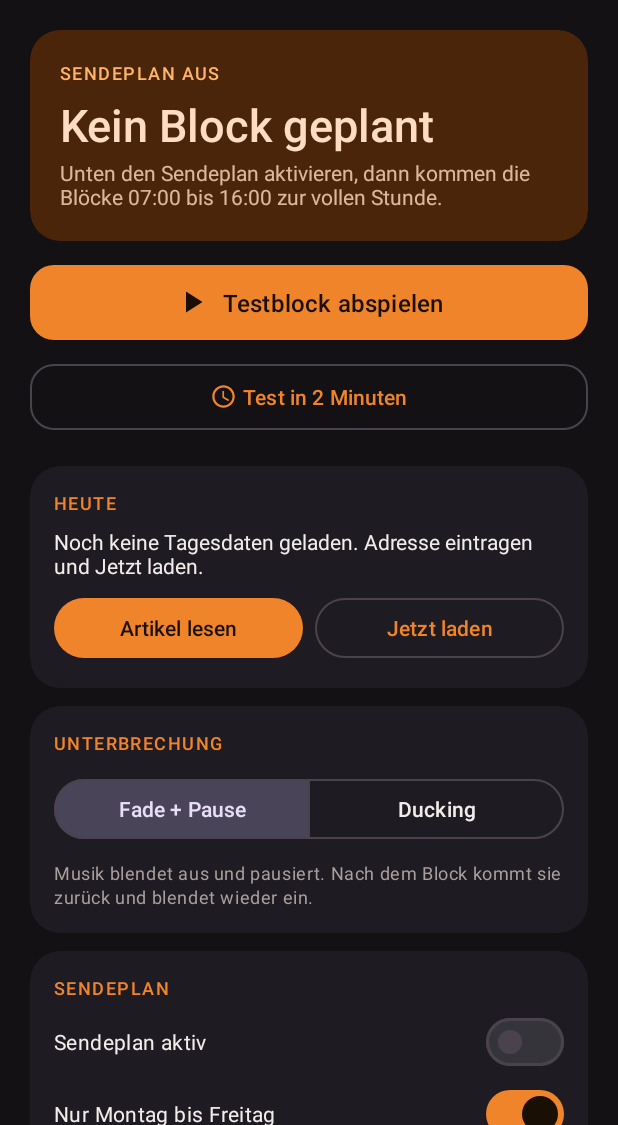
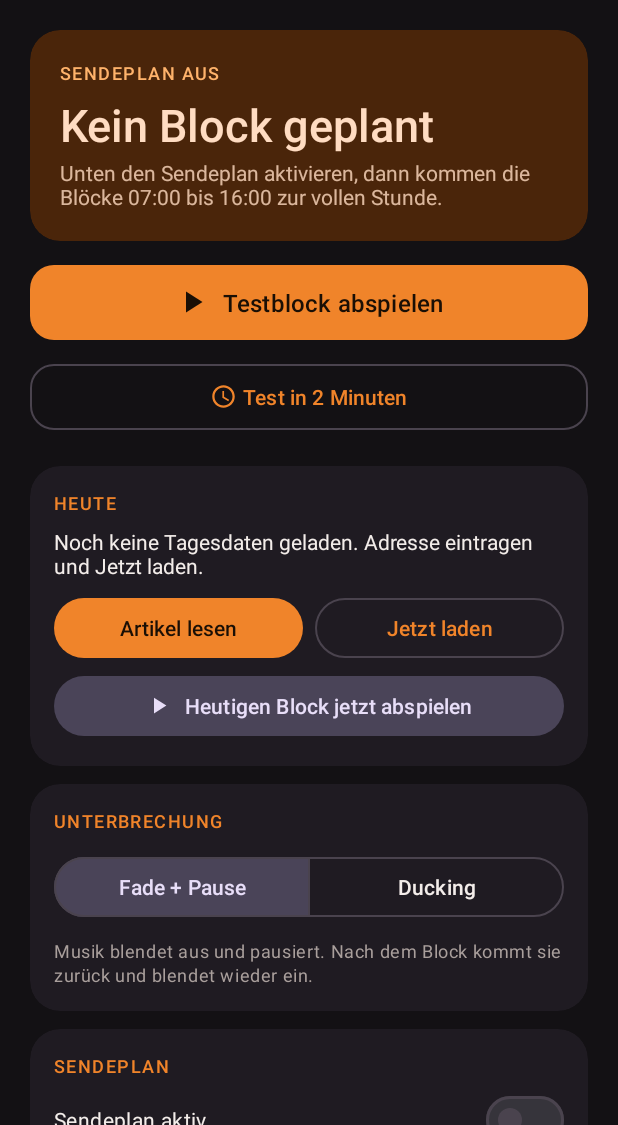
Before and after one commit to MedievalDev/FoxRadio, an Android app: the screen it shows after launch (MainActivity), on a phone screen of 412 x 824 dp, the part 111-1236 px from its top. Run offline under Robolectric (Android 15) with nearby library versions, the phone set to English and light mode, and no system bars.

Commit message:
App: Heutigen Block sofort abspielen
Button in der Heute-Karte spielt einen geladenen Block ohne Warten auf den
Slot über denselben Weg wie der Sendeplan (Fadeout, Audio Focus, Musik
zurück). Nimmt den Block der aktuellen Stunde, sonst den letzten davor,
sonst den ersten des Tages.

Co-Authored-By: Claude Fable 5.1 <noreply@anthropic.com>
Claude-Session: https://claude.ai/code/session_01PwFvDeZDWbGmCHpkHtqMzX

```diff
--- a/app/src/main/res/layout/activity_main.xml
+++ b/app/src/main/res/layout/activity_main.xml
@@ -190,6 +190,16 @@
                         android:layout_weight="1"
                         android:text="@string/btn_sync" />
                 </LinearLayout>
+
+                <com.google.android.material.button.MaterialButton
+                    android:id="@+id/btnPlayBlockNow"
+                    style="@style/Widget.Material3.Button.TonalButton"
+                    android:layout_width="match_parent"
+                    android:layout_height="wrap_content"
+                    android:layout_marginTop="4dp"
+                    android:text="@string/btn_play_block_now"
+                    app:icon="@drawable/ic_play"
+                    app:iconGravity="textStart" />
             </LinearLayout>
         </com.google.android.material.card.MaterialCardView>
 
--- a/app/src/main/res/values/strings.xml
+++ b/app/src/main/res/values/strings.xml
@@ -48,6 +48,8 @@
     <string name="today_last_sync">Zuletzt geladen: %1$s</string>
     <string name="btn_articles">Artikel lesen</string>
     <string name="btn_sync">Jetzt laden</string>
+    <string name="btn_play_block_now">Heutigen Block jetzt abspielen</string>
+    <string name="toast_no_block">Kein Block geladen. Erst Verbindung eintragen und "Jetzt laden".</string>
     <string name="toast_sync_started">Lade Tagesdaten …</string>
 
     <string name="section_connection">Verbindung</string>
```
Also changed, not shown: app/src/main/java/de/alchemyfox/foxradio/MainActivity.kt (+24 -0 lines).
